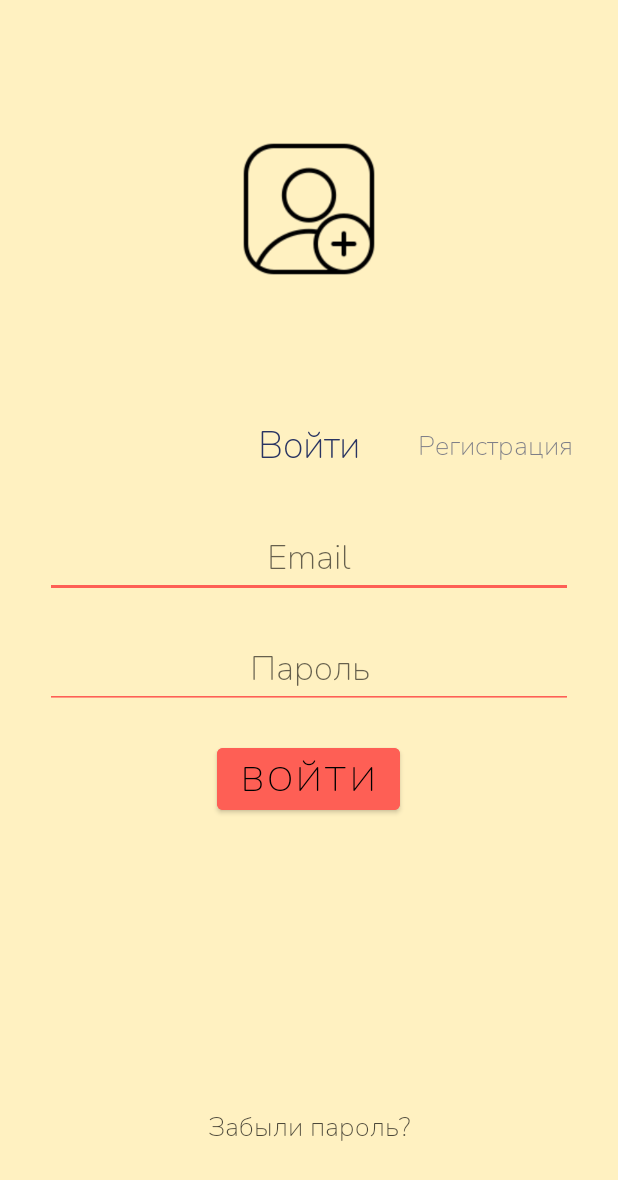
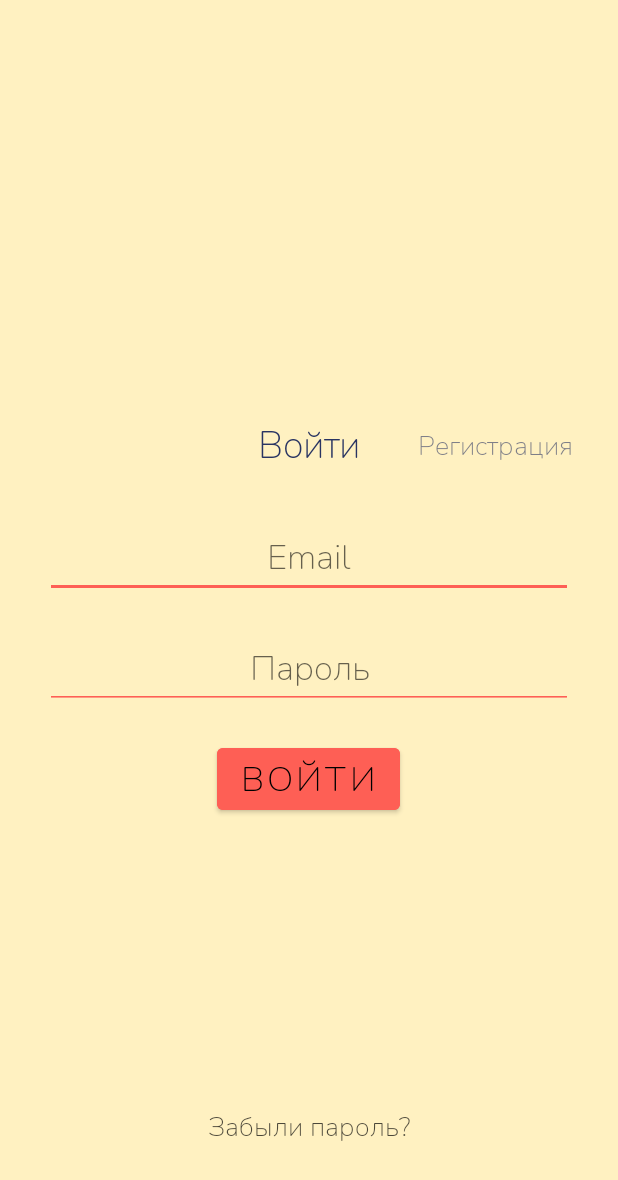
Before and after one commit to mne17let/MoscowCoders, an Android app: the screen it shows after launch (MainActivity), after a tap on "Войти", on a phone screen of 412 x 824 dp. Shown: the top 1180 px of the screen. Run offline under Robolectric (Android 15) with nearby library versions, the phone set to English and light mode, and no system bars; our stand-ins replace ButterKnife.

Commit message:
some bugfixes

```diff
--- a/app/build.gradle
+++ b/app/build.gradle
@@ -51,6 +51,6 @@ dependencies {
     implementation 'com.github.bumptech.glide:glide:4.12.0'
     annotationProcessor 'com.github.bumptech.glide:compiler:4.12.0'
 
-//    implementation 'com.jakewharton:butterknife:8.0.1'
+    implementation 'com.jakewharton:butterknife:8.0.1'
 //    kapt 'com.jakewharton:butterknife-compiler:8.0.1'
 }
--- a/app/src/main/AndroidManifest.xml
+++ b/app/src/main/AndroidManifest.xml
@@ -25,16 +25,19 @@
 
         <activity
             android:name=".ForgotPasswordActivity"
+            android:theme="@style/Theme.MoscowCoders.NoActionBar">
             android:label = "ForgotPasswordActivity">
         </activity>
 
         <activity
             android:name=".ForgotPasswordActivity2"
+            android:theme="@style/Theme.MoscowCoders.NoActionBar">
             android:label = "ForgotPasswordActivity2">
         </activity>
 
         <activity
             android:name=".RecordsActivity"
+            android:theme="@style/Theme.MoscowCoders.NoActionBar">
             android:label = "RecordsActivity">
         </activity>
 
--- a/app/src/main/java/com/moscowcoders/MainActivity.kt
+++ b/app/src/main/java/com/moscowcoders/MainActivity.kt
@@ -4,7 +4,9 @@ import android.content.Intent
 import android.os.Bundle
 import android.util.TypedValue
 import android.view.View
+import android.webkit.WebSettings
 import android.widget.Button
+import android.widget.ImageButton
 import android.widget.TextView
 import android.widget.Toast
 import androidx.appcompat.app.AppCompatActivity
@@ -14,9 +16,12 @@ import androidx.core.graphics.toColor
 import androidx.transition.TransitionManager
 import com.moscowcoders.ui.FragmentListSportObjects
 
+import butterknife.BindDimen;
+import butterknife.BindView;
+import butterknife.ButterKnife;
+import butterknife.OnClick;
+
 //import android.R
-
-
 
 
 
@@ -25,8 +30,9 @@ class MainActivity: AppCompatActivity() {
     lateinit var reg_button: TextView
     lateinit var log_in_button: TextView
     lateinit var main_log_in_button: Button
+    lateinit var add_user: ImageButton
 
-//    lateinit var constraintLayout: ConstraintLayout
+    lateinit var constraintLayout: ConstraintLayout
 
     override fun onCreate(savedInstanceState: Bundle?) {
         super.onCreate(savedInstanceState)
@@ -35,7 +41,7 @@ class MainActivity: AppCompatActivity() {
         reg_button = findViewById<View>(R.id.reg_button) as TextView
         log_in_button = findViewById<View>(R.id.log_in_button) as TextView
         main_log_in_button = findViewById<View>(R.id.main_log_in_button) as Button
-
+        add_user = findViewById<View>(R.id.add_user) as ImageButton
     }
 
 
@@ -54,7 +60,9 @@ class MainActivity: AppCompatActivity() {
         reg_button.setTextColor(getResources().getColor(R.color.main_blue, null))
         log_in_button.setTextColor(getResources().getColor(R.color.main_blue60, null))
 
-        main_log_in_button.setText(getResources().getText(R.string.create))
+        main_log_in_button.setText(R.string.create)
+
+        add_user.setImageResource(R.drawable.add_user_128)
 
 //        val set = ConstraintSet()
 //        set.clone(constraintLayout)
@@ -64,9 +72,9 @@ class MainActivity: AppCompatActivity() {
 
     }
 
-//    private fun changeConstraints(set: ConstraintSet) {
-//        set.clear(R.id.log_in_button, ConstraintSet.LEFT)
-//    }
+    private fun changeConstraints(set: ConstraintSet) {
+        set.clear(R.id.log_in_button, ConstraintSet.LEFT)
+    }
 
     fun logInClick(view: View) {
         reg_button.setTextSize(TypedValue.COMPLEX_UNIT_SP, 18f)
@@ -75,7 +83,9 @@ class MainActivity: AppCompatActivity() {
         reg_button.setTextColor(getResources().getColor(R.color.main_blue60, null))
         log_in_button.setTextColor(getResources().getColor(R.color.main_blue, null))
 
-        main_log_in_button.setText(getResources().getText(R.string.login))
+        main_log_in_button.setText(R.string.login)
+
+        add_user.setImageResource(R.color.transparent100)
     }
 
 }
--- a/app/src/main/res/layout/login.xml
+++ b/app/src/main/res/layout/login.xml
@@ -13,7 +13,7 @@
         app:layout_constraintEnd_toEndOf="parent"
         app:layout_constraintStart_toStartOf="parent"
         app:layout_constraintBottom_toTopOf="@id/login_and_reg_box"
-        android:src="@drawable/add_user_128"
+        android:src="@color/transparent100"
         android:backgroundTint="@color/transparent100"
         android:scaleX="0.75"
         android:scaleY="0.75"
```
